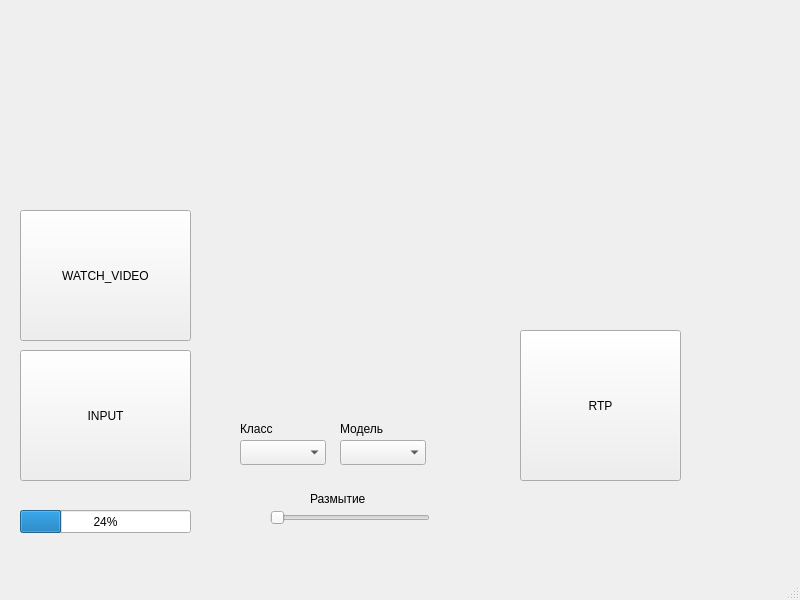
The window that sneaky_face/mainwindow.ui (TawerkaQQ/sneaky-face) describes before a commit, drawn with Qt 5.
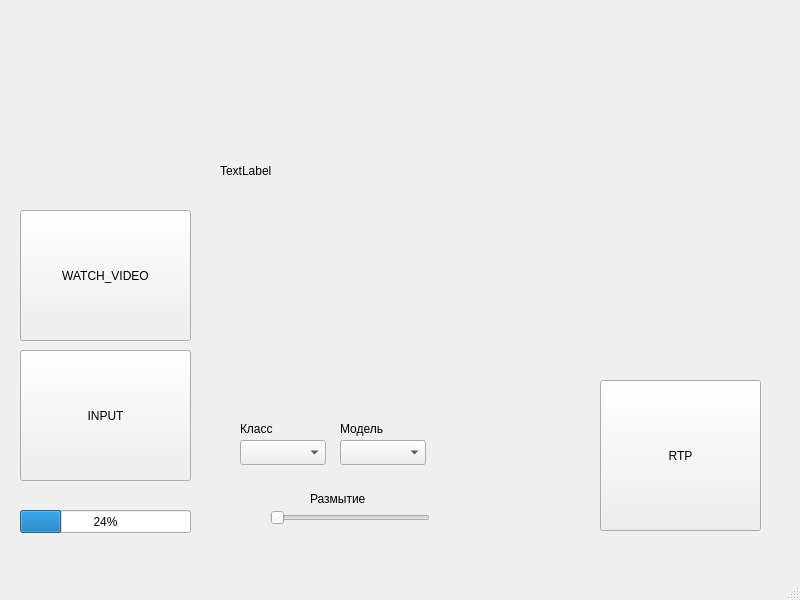
The same window after the commit.

Diff of the .ui file:
```diff
--- a/sneaky_face/mainwindow.ui
+++ b/sneaky_face/mainwindow.ui
@@ -128,8 +128,8 @@
    <widget class="QPushButton" name="pushButton_2">
     <property name="geometry">
      <rect>
-      <x>520</x>
-      <y>330</y>
+      <x>600</x>
+      <y>380</y>
       <width>161</width>
       <height>151</height>
      </rect>
@@ -138,6 +138,19 @@
      <string>RTP</string>
     </property>
    </widget>
+   <widget class="QLabel" name="label_4">
+    <property name="geometry">
+     <rect>
+      <x>220</x>
+      <y>20</y>
+      <width>551</width>
+      <height>301</height>
+     </rect>
+    </property>
+    <property name="text">
+     <string>TextLabel</string>
+    </property>
+   </widget>
   </widget>
   <widget class="QMenuBar" name="menubar">
    <property name="geometry">
```
